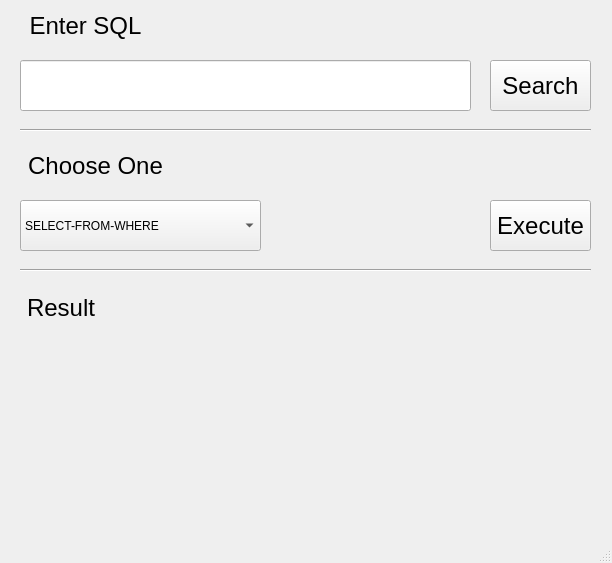
First picture: the form in UI.ui, repository curry0622/DBMS-Project, before the edit.
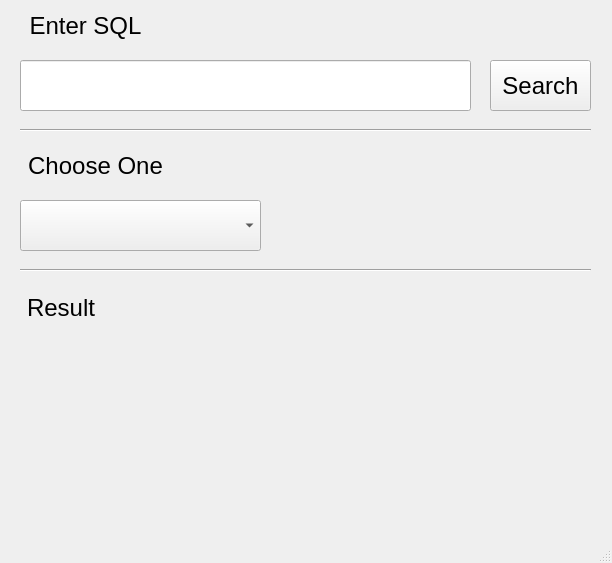
Second picture: the form after the edit.

Commit message: feat: connect ui to functions

What changed in the file:
```diff
--- a/UI.ui
+++ b/UI.ui
@@ -77,6 +77,11 @@
       <height>51</height>
      </rect>
     </property>
+    <item>
+     <property name="text">
+      <string/>
+     </property>
+    </item>
     <item>
      <property name="text">
       <string>SELECT-FROM-WHERE</string>
@@ -195,24 +200,6 @@
      <enum>Qt::Horizontal</enum>
     </property>
    </widget>
-   <widget class="QPushButton" name="btn_choose">
-    <property name="geometry">
-     <rect>
-      <x>490</x>
-      <y>200</y>
-      <width>101</width>
-      <height>51</height>
-     </rect>
-    </property>
-    <property name="font">
-     <font>
-      <pointsize>18</pointsize>
-     </font>
-    </property>
-    <property name="text">
-     <string>Execute</string>
-    </property>
-   </widget>
    <widget class="QLabel" name="label_result">
     <property name="geometry">
      <rect>
```
The commit also changes 2 other files.
